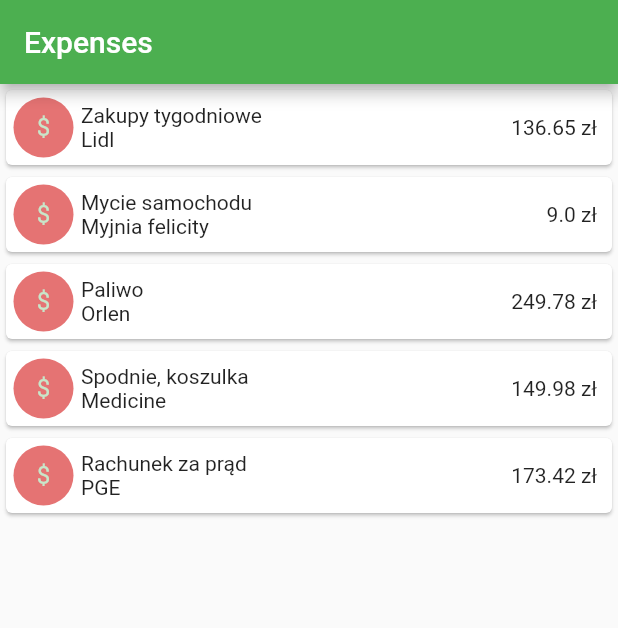
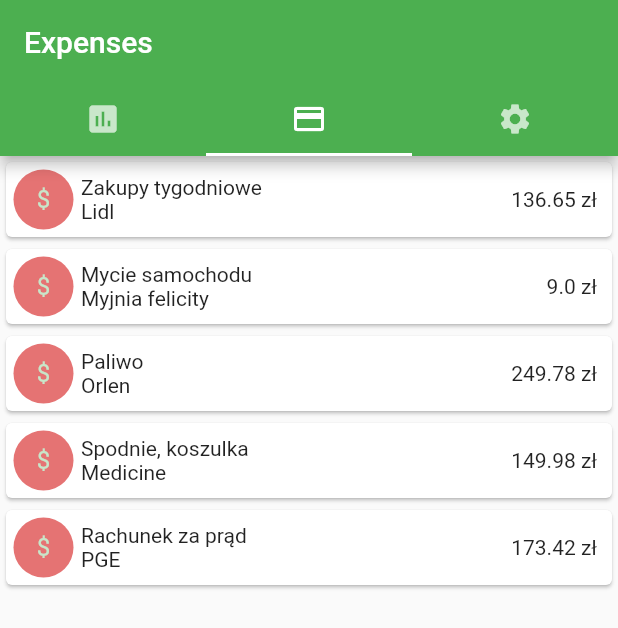
Before and after one commit to pgrzmil/monies.flutter, a Flutter app: the screen it shows after launch, on a phone screen of 412 x 824 dp. Shown: the top 628 px of the screen. Run offline on Flutter 3.47's test engine with Material 2 defaults, Android fonts, the phone set to English and light mode, and no system bars.

Commit message:
Added tab bar, dynamic app bar title, root widgets for main screens

```diff
--- a/lib/main.dart
+++ b/lib/main.dart
@@ -1,24 +1,67 @@
 import 'package:flutter/material.dart';
+import 'package:monies/widgets/baseWidgets.dart';
+import 'package:monies/widgets/dashboard.dart';
 import 'package:monies/widgets/expensesList.dart';
+import 'package:monies/widgets/settings.dart';
 
-void main() => runApp(MyApp());
+void main() => runApp(App());
 
-class MyApp extends StatelessWidget {
-  // This widget is the root of your application.
+class App extends StatefulWidget {
+  App();
+
+  @override
+  AppState createState() => AppState();
+}
+
+class AppState extends State<App> {
+  final initialTabIndex = 1;
+  var appBarTitle = "";
+
+  setAppBarTitle(String title) {
+    setState(() {
+      appBarTitle = title;
+    });
+  }
+
   @override
   Widget build(BuildContext context) {
+    final tabViews = [
+      Dashboard(),
+      ExpensesList(),
+      Settings(),
+    ];
+
+    //Initialize app bar title for first usage after launching the app
+    appBarTitle = appBarTitle.length == 0
+        ? (tabViews[initialTabIndex] as WidgetWithTitle).title
+        : appBarTitle;
+
     return MaterialApp(
       title: 'monies',
       theme: ThemeData(
         primarySwatch: Colors.green,
       ),
-      home: MyHomePage(),
+      home: DefaultTabController(
+        initialIndex: initialTabIndex,
+        length: tabViews.length,
+        child: Scaffold(
+          appBar: AppBar(
+            bottom: TabBar(
+              onTap: (tabIndex) =>
+                  setAppBarTitle((tabViews[tabIndex] as WidgetWithTitle).title),
+              tabs: [
+                Tab(icon: Icon(Icons.insert_chart)),
+                Tab(icon: Icon(Icons.payment)),
+                Tab(icon: Icon(Icons.settings)),
+              ],
+            ),
+            title: Text(appBarTitle),
+          ),
+          body: Center(
+            child: TabBarView(children: tabViews),
+          ),
+        ),
+      ),
     );
   }
 }
-
-class MyHomePage extends StatelessWidget {
-  Widget build(BuildContext context) {
-    return ExpensesList();
-  }
-}
--- /dev/null
+++ b/lib/widgets/baseWidgets.dart
@@ -0,0 +1,3 @@
+class WidgetWithTitle {
+  String get title => "";
+}
--- a/lib/widgets/expensesList.dart
+++ b/lib/widgets/expensesList.dart
@@ -4,25 +4,22 @@ import 'package:monies/data/models/expense.dart';
 import 'package:monies/widgets/expenseDetail.dart';
 import 'package:monies/widgets/expensesListItem.dart';
 
-class ExpensesList extends StatefulWidget {
+import 'baseWidgets.dart';
+
+class ExpensesList extends StatefulWidget implements WidgetWithTitle {
   final ExpensesProvider expensesProvider = ExpensesProvider();
-
-  ExpensesList();
 
   @override
   _ExpensesListState createState() => _ExpensesListState();
+
+  @override
+  String get title => "Expenses";
 }
 
 class _ExpensesListState extends State<ExpensesList> {
-
   @override
   Widget build(BuildContext context) {
-    return Scaffold(
-      appBar: AppBar(
-        title: Text("Expenses"),
-      ),
-      body: Center(
-        child: new FutureBuilder(
+    return FutureBuilder(
       future: widget.expensesProvider.getAll(),
       builder: (context, snapshot) {
         if (snapshot.data != null) {
@@ -38,11 +35,9 @@ class _ExpensesListState extends State<ExpensesList> {
                 );
               });
         } else {
-              return new Center(child: new CircularProgressIndicator());
+          return Center(child: CircularProgressIndicator());
         }
       },
-        ),
-      ),
     );
   }
 
```
Also changed, not shown: lib/widgets/dashboard.dart (added, +18 -0 lines), lib/widgets/settings.dart (added, +18 -0 lines), lib/widgets/expenseDetail.dart (indentation only), 1 other file. Lines whose indentation alone changed are shown as unchanged.
